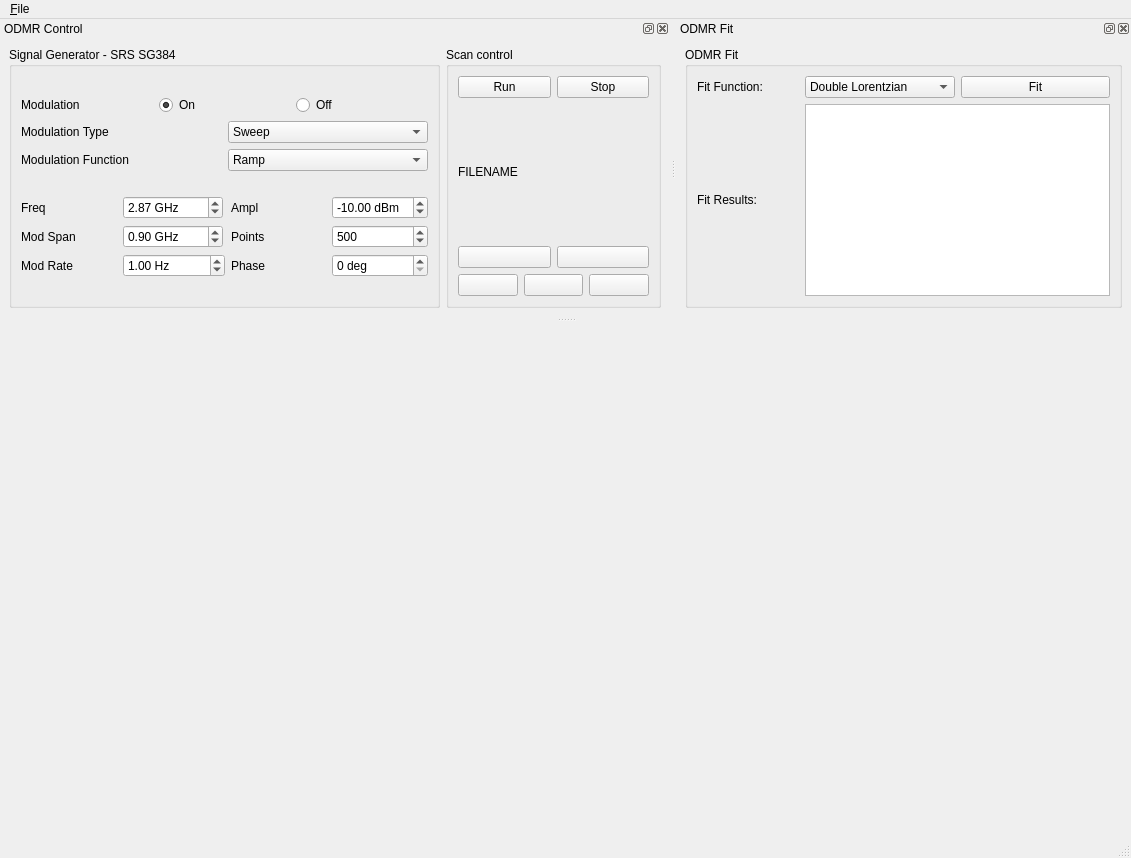
The window that src/qudi/gui/odmr/newodmr.ui (tugatoconhelado/Qoptics_exp) describes before a commit, drawn with Qt 5.
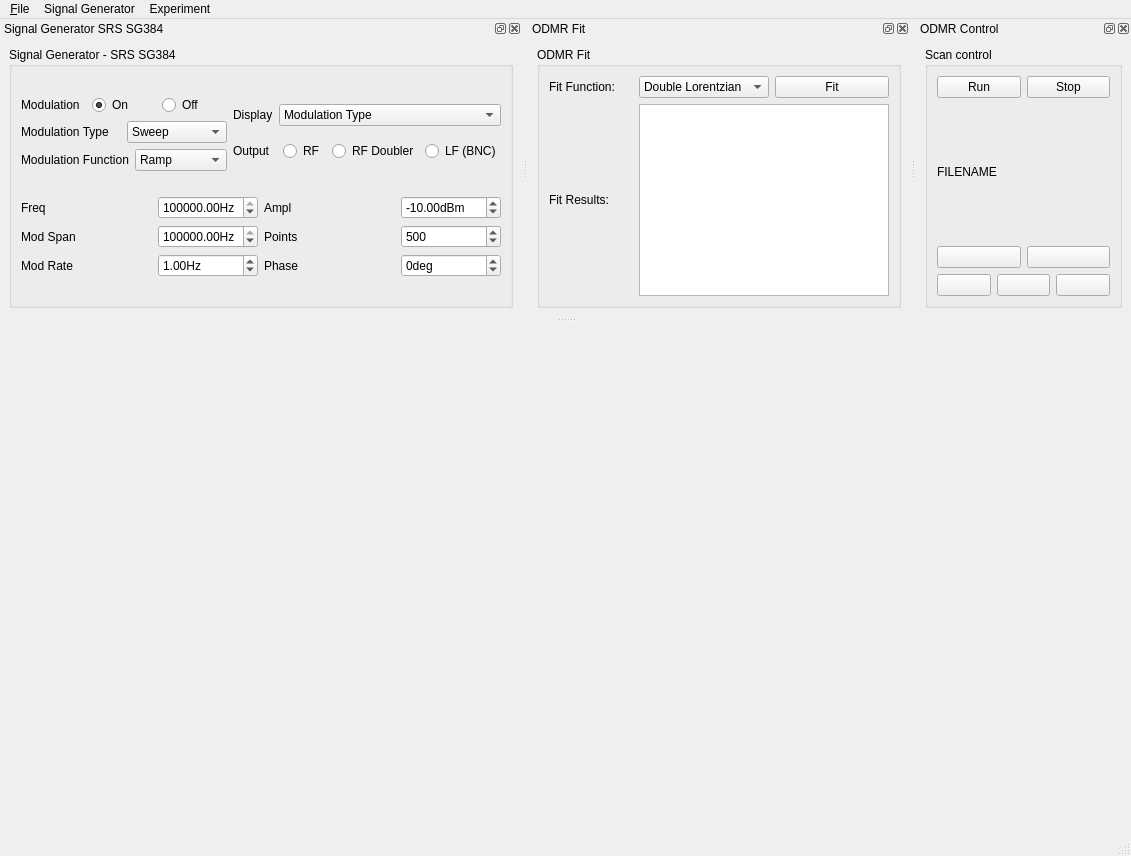
The same window after the commit. Icons and pictures are not drawn. Custom widgets are drawn as their Qt base class.

The edit to the form file:
```diff
--- a/src/qudi/gui/odmr/newodmr.ui
+++ b/src/qudi/gui/odmr/newodmr.ui
@@ -7,7 +7,7 @@
     <x>0</x>
     <y>0</y>
     <width>1131</width>
-    <height>858</height>
+    <height>856</height>
    </rect>
   </property>
   <property name="windowTitle">
@@ -46,7 +46,22 @@
     <addaction name="separator"/>
     <addaction name="quit_action"/>
    </widget>
+   <widget class="QMenu" name="signal_generator_menu">
+    <property name="title">
+     <string>Signal Generator</string>
+    </property>
+    <addaction name="connection_action"/>
+    <addaction name="full_settings_action"/>
+   </widget>
+   <widget class="QMenu" name="experiment_menu">
+    <property name="title">
+     <string>Experiment</string>
+    </property>
+    <addaction name="run_action"/>
+   </widget>
    <addaction name="menuFile"/>
+   <addaction name="signal_generator_menu"/>
+   <addaction name="experiment_menu"/>
   </widget>
   <widget class="QStatusBar" name="statusbar"/>
   <widget class="QDockWidget" name="dockWidget">
@@ -54,13 +69,13 @@
     <set>QDockWidget::AllDockWidgetFeatures</set>
    </property>
    <property name="windowTitle">
-    <string>ODMR Control</string>
+    <string>Signal Generator SRS SG384</string>
    </property>
    <attribute name="dockWidgetArea">
     <number>4</number>
    </attribute>
    <widget class="QWidget" name="dockWidgetContents">
-    <layout class="QHBoxLayout" name="horizontalLayout" stretch="4,2">
+    <layout class="QHBoxLayout" name="horizontalLayout" stretch="4">
      <item>
       <widget class="QGroupBox" name="odmr_parameter_box">
        <property name="styleSheet">
@@ -69,7 +84,9 @@
        <property name="title">
         <string>Signal Generator - SRS SG384</string>
        </property>
-       <layout class="QVBoxLayout" name="verticalLayout" stretch="1,1">
+       <layout class="QVBoxLayout" name="verticalLayout" stretch="0,1">
+        <item>
+         <layout class="QHBoxLayout" name="horizontalLayout_3">
         <item>
          <layout class="QVBoxLayout" name="verticalLayout_6">
           <item>
@@ -199,6 +216,133 @@
          </layout>
         </item>
         <item>
+           <layout class="QVBoxLayout" name="verticalLayout_8">
+            <item>
+             <layout class="QHBoxLayout" name="horizontalLayout_4">
+              <item>
+               <widget class="QLabel" name="display_label">
+                <property name="text">
+                 <string>Display</string>
+                </property>
+               </widget>
+              </item>
+              <item>
+               <widget class="QComboBox" name="display_combobox">
+                <item>
+                 <property name="text">
+                  <string>Modulation Type</string>
+                 </property>
+                </item>
+                <item>
+                 <property name="text">
+                  <string>Modulation Function</string>
+                 </property>
+                </item>
+                <item>
+                 <property name="text">
+                  <string>Frequency</string>
+                 </property>
+                </item>
+                <item>
+                 <property name="text">
+                  <string>Phase</string>
+                 </property>
+                </item>
+                <item>
+                 <property name="text">
+                  <string>Modulation Rate or Period</string>
+                 </property>
+                </item>
+                <item>
+                 <property name="text">
+                  <string>Modulation Deviation or Duty Cycle</string>
+                 </property>
+                </item>
+                <item>
+                 <property name="text">
+                  <string>RF Type-N Amplitude</string>
+                 </property>
+                </item>
+                <item>
+                 <property name="text">
+                  <string>BNC Amplitude</string>
+                 </property>
+                </item>
+                <item>
+                 <property name="text">
+                  <string>RF Doubler Amplitude</string>
+                 </property>
+                </item>
+                <item>
+                 <property name="text">
+                  <string>Clock Amplitude</string>
+                 </property>
+                </item>
+                <item>
+                 <property name="text">
+                  <string>BNC Offset</string>
+                 </property>
+                </item>
+                <item>
+                 <property name="text">
+                  <string>Rear DC Offset</string>
+                 </property>
+                </item>
+                <item>
+                 <property name="text">
+                  <string>Clock Offset</string>
+                 </property>
+                </item>
+               </widget>
+              </item>
+             </layout>
+            </item>
+            <item>
+             <layout class="QHBoxLayout" name="horizontalLayout_5">
+              <item>
+               <widget class="QLabel" name="output_label">
+                <property name="text">
+                 <string>Output</string>
+                </property>
+               </widget>
+              </item>
+              <item>
+               <widget class="QRadioButton" name="rf_radiobutton">
+                <property name="text">
+                 <string>RF</string>
+                </property>
+                <property name="autoExclusive">
+                 <bool>false</bool>
+                </property>
+               </widget>
+              </item>
+              <item>
+               <widget class="QRadioButton" name="rf_doubler_radiobutton">
+                <property name="text">
+                 <string>RF Doubler</string>
+                </property>
+                <property name="autoExclusive">
+                 <bool>false</bool>
+                </property>
+               </widget>
+              </item>
+              <item>
+               <widget class="QRadioButton" name="lf_radiobutton">
+                <property name="text">
+                 <string>LF (BNC)</string>
+                </property>
+                <property name="autoExclusive">
+                 <bool>false</bool>
+                </property>
+               </widget>
+              </item>
+             </layout>
+            </item>
+           </layout>
+          </item>
+         </layout>
+        </item>
+        <item>
          <layout class="QGridLayout" name="gridLayout" rowstretch="1,1,1" columnstretch="1,1,1,1">
           <item row="1" column="2">
            <widget class="QLabel" name="step_label">
@@ -207,28 +351,6 @@
             </property>
            </widget>
           </item>
-          <item row="0" column="1">
-           <widget class="QDoubleSpinBox" name="freq_spinbox">
-            <property name="maximumSize">
-             <size>
-              <width>100</width>
-              <height>16777215</height>
-             </size>
-            </property>
-            <property name="suffix">
-             <string> GHz</string>
-            </property>
-            <property name="maximum">
-             <double>10000000000.000000000000000</double>
-            </property>
-            <property name="singleStep">
-             <double>0.010000000000000</double>
-            </property>
-            <property name="value">
-             <double>2.870000000000000</double>
-            </property>
-           </widget>
-          </item>
           <item row="0" column="2">
            <widget class="QLabel" name="ampl_label">
             <property name="text">
@@ -252,7 +374,7 @@
              </size>
             </property>
             <property name="suffix">
-             <string> GHz</string>
+             <string>Hz</string>
             </property>
             <property name="maximum">
              <double>10000000000.000000000000000</double>
@@ -261,7 +383,7 @@
              <double>0.100000000000000</double>
             </property>
             <property name="value">
-             <double>0.900000000000000</double>
+             <double>900000000.000000000000000</double>
             </property>
            </widget>
           </item>
@@ -274,7 +396,7 @@
              </size>
             </property>
             <property name="suffix">
-             <string> dBm</string>
+             <string>dBm</string>
             </property>
             <property name="minimum">
              <double>-100.000000000000000</double>
@@ -333,7 +455,7 @@
           <item row="2" column="1">
            <widget class="QDoubleSpinBox" name="mod_rate_spinbox">
             <property name="suffix">
-             <string> Hz</string>
+             <string>Hz</string>
             </property>
             <property name="maximum">
              <double>1000000000000000000.000000000000000</double>
@@ -346,18 +468,125 @@
           <item row="2" column="3">
            <widget class="QSpinBox" name="phase_spinbox">
             <property name="suffix">
-             <string> deg</string>
+             <string>deg</string>
             </property>
+            <property name="minimum">
+             <number>-360</number>
+            </property>
             <property name="maximum">
-             <number>999999999</number>
+             <number>360</number>
             </property>
            </widget>
           </item>
+          <item row="0" column="1">
+           <widget class="ScienDSpinBox" name="freq_spinbox">
+            <property name="suffix">
+             <string>Hz</string>
+            </property>
+            <property name="maximum">
+             <double>999999999999999945575230987042816.000000000000000</double>
+            </property>
+            <property name="value">
+             <double>2870000000.000000000000000</double>
+            </property>
+           </widget>
+          </item>
          </layout>
         </item>
        </layout>
       </widget>
      </item>
+    </layout>
+   </widget>
+  </widget>
+  <widget class="QDockWidget" name="dockWidget_2">
+   <property name="windowTitle">
+    <string>ODMR Fit</string>
+   </property>
+   <attribute name="dockWidgetArea">
+    <number>4</number>
+   </attribute>
+   <widget class="QWidget" name="dockWidgetContents_2">
+    <layout class="QVBoxLayout" name="verticalLayout_4">
+     <item>
+      <widget class="QGroupBox" name="odmr_fit_box">
+       <property name="styleSheet">
+        <string notr="true"/>
+       </property>
+       <property name="title">
+        <string>ODMR Fit</string>
+       </property>
+       <layout class="QVBoxLayout" name="verticalLayout_3" stretch="0">
+        <item>
+         <layout class="QGridLayout" name="odmr_fit_layout" rowstretch="1,2" columnstretch="1,3">
+          <item row="1" column="1">
+           <widget class="QPlainTextEdit" name="fit_results_edit">
+            <property name="plainText">
+             <string/>
+            </property>
+           </widget>
+          </item>
+          <item row="1" column="0">
+           <widget class="QLabel" name="fit_results_label">
+            <property name="text">
+             <string>Fit Results:</string>
+            </property>
+           </widget>
+          </item>
+          <item row="0" column="0">
+           <widget class="QLabel" name="fit_function_label">
+            <property name="text">
+             <string>Fit Function:</string>
+            </property>
+           </widget>
+          </item>
+          <item row="0" column="1">
+           <layout class="QHBoxLayout" name="fit_buttons_layout">
+            <item>
+             <widget class="QComboBox" name="fit_function_box">
+              <item>
+               <property name="text">
+                <string>Double Lorentzian</string>
+               </property>
+              </item>
+              <item>
+               <property name="text">
+                <string>Single Lorentzian</string>
+               </property>
+              </item>
+              <item>
+               <property name="text">
+                <string>Gaussian</string>
+               </property>
+              </item>
+             </widget>
+            </item>
+            <item>
+             <widget class="QPushButton" name="fit_button">
+              <property name="text">
+               <string>Fit</string>
+              </property>
+             </widget>
+            </item>
+           </layout>
+          </item>
+         </layout>
+        </item>
+       </layout>
+      </widget>
+     </item>
+    </layout>
+   </widget>
+  </widget>
+  <widget class="QDockWidget" name="dockWidget_3">
+   <property name="windowTitle">
+    <string>ODMR Control</string>
+   </property>
+   <attribute name="dockWidgetArea">
+    <number>4</number>
+   </attribute>
+   <widget class="QWidget" name="dockWidgetContents_3">
+    <layout class="QVBoxLayout" name="verticalLayout_7">
      <item>
       <widget class="QGroupBox" name="groupBox">
        <property name="title">
@@ -483,85 +712,6 @@
     </layout>
    </widget>
   </widget>
-  <widget class="QDockWidget" name="dockWidget_2">
-   <property name="windowTitle">
-    <string>ODMR Fit</string>
-   </property>
-   <attribute name="dockWidgetArea">
-    <number>4</number>
-   </attribute>
-   <widget class="QWidget" name="dockWidgetContents_2">
-    <layout class="QVBoxLayout" name="verticalLayout_4">
-     <item>
-      <widget class="QGroupBox" name="odmr_fit_box">
-       <property name="styleSheet">
-        <string notr="true"/>
-       </property>
-       <property name="title">
-        <string>ODMR Fit</string>
-       </property>
-       <layout class="QVBoxLayout" name="verticalLayout_3" stretch="0">
-        <item>
-         <layout class="QGridLayout" name="odmr_fit_layout" rowstretch="1,2" columnstretch="1,3">
-          <item row="1" column="1">
-           <widget class="QPlainTextEdit" name="fit_results_edit">
-            <property name="plainText">
-             <string/>
-            </property>
-           </widget>
-          </item>
-          <item row="1" column="0">
-           <widget class="QLabel" name="fit_results_label">
-            <property name="text">
-             <string>Fit Results:</string>
-            </property>
-           </widget>
-          </item>
-          <item row="0" column="0">
-           <widget class="QLabel" name="fit_function_label">
-            <property name="text">
-             <string>Fit Function:</string>
-            </property>
-           </widget>
-          </item>
-          <item row="0" column="1">
-           <layout class="QHBoxLayout" name="fit_buttons_layout">
-            <item>
-             <widget class="QComboBox" name="fit_function_box">
-              <item>
-               <property name="text">
-                <string>Double Lorentzian</string>
-               </property>
-              </item>
-              <item>
-               <property name="text">
-                <string>Single Lorentzian</string>
-               </property>
-              </item>
-              <item>
-               <property name="text">
-                <string>Gaussian</string>
-               </property>
-              </item>
-             </widget>
-            </item>
-            <item>
-             <widget class="QPushButton" name="fit_button">
-              <property name="text">
-               <string>Fit</string>
-              </property>
-             </widget>
-            </item>
-           </layout>
-          </item>
-         </layout>
-        </item>
-       </layout>
-      </widget>
-     </item>
-    </layout>
-   </widget>
-  </widget>
   <action name="save_action">
    <property name="text">
     <string>&amp;Save</string>
@@ -592,6 +742,24 @@
    </property>
   </action>
  </widget>
+ <customwidgets>
+  <customwidget>
+   <class>ScienDSpinBox</class>
+   <extends>QDoubleSpinBox</extends>
+   <header>qudi.util.widgets.scientific_spinbox</header>
+  </customwidget>
+  <customwidget>
+   <class>ScienSpinBox</class>
+   <extends>QSpinBox</extends>
+   <header>qudi.util.widgets.scientific_spinbox</header>
+  </customwidget>
+  <customwidget>
+   <class>PlotWidget</class>
+   <extends>QWidget</extends>
+   <header>pyqtgraph</header>
+   <container>1</container>
+  </customwidget>
+ </customwidgets>
  <resources>
   <include location="../../../../artwork/qudi_icons.qrc"/>
  </resources>
```
Left out of the diff: 37 changed lines with no effect on the pictures. Lines whose indentation alone changed are shown as unchanged.
